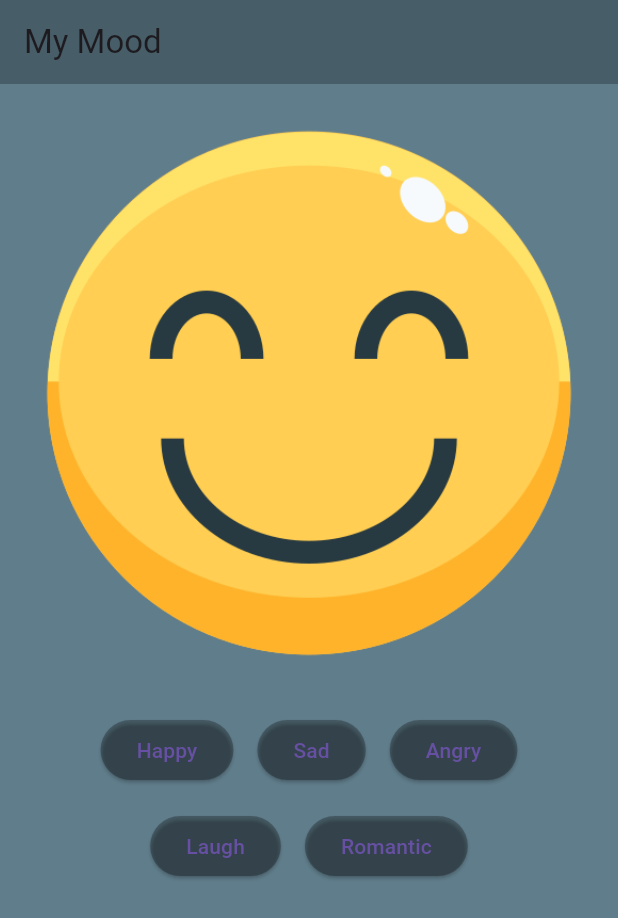
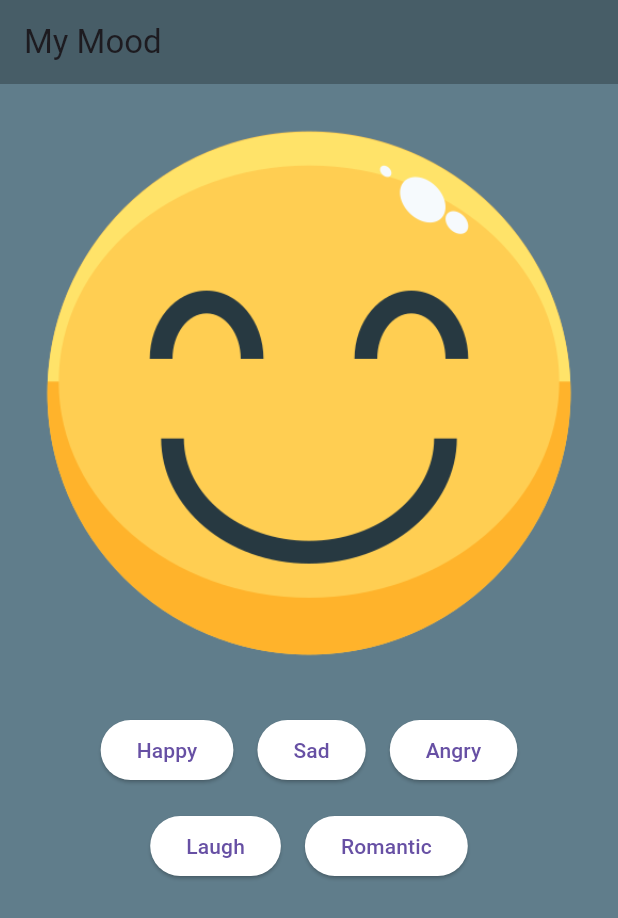
Before and after one commit to JoyChowdhury12/predict_mood_app, a Flutter app: the screen it shows after launch, on a phone screen of 412 x 824 dp. Shown: the top 918 px of the screen. Run offline on Flutter 3.47's test engine with Material 3 defaults, Android fonts, the phone set to English and light mode, and no system bars.

Commit message:
Completed a small app

```diff
--- a/lib/main.dart
+++ b/lib/main.dart
@@ -55,7 +55,7 @@ class _MyMoodPageState extends State<MyMoodPage> {
               padding: const EdgeInsets.all(8.0),
               child: ElevatedButton(
                 style: ElevatedButton.styleFrom(
-                  backgroundColor: Colors.black26,
+                  backgroundColor: Colors.white,
                 ),
                 child: Text('Happy'),
                 onPressed: () {
@@ -67,7 +67,7 @@ class _MyMoodPageState extends State<MyMoodPage> {
               padding: const EdgeInsets.all(8.0),
               child: ElevatedButton(
                 style: ElevatedButton.styleFrom(
-                  backgroundColor: Colors.black26,
+                  backgroundColor: Colors.white,
                 ),
                 child: Text('Sad'),
                 onPressed: () {
@@ -79,7 +79,7 @@ class _MyMoodPageState extends State<MyMoodPage> {
               padding: const EdgeInsets.all(8.0),
               child: ElevatedButton(
                 style: ElevatedButton.styleFrom(
-                  backgroundColor: Colors.black26,
+                  backgroundColor: Colors.white,
                 ),
                 child: Text('Angry'),
                 onPressed: () {
@@ -96,7 +96,7 @@ class _MyMoodPageState extends State<MyMoodPage> {
               padding: const EdgeInsets.all(8.0),
               child: ElevatedButton(
                 style: ElevatedButton.styleFrom(
-                  backgroundColor: Colors.black26,
+                  backgroundColor: Colors.white,
                 ),
                 child: Text('Laugh'),
                 onPressed: () {
@@ -109,7 +109,7 @@ class _MyMoodPageState extends State<MyMoodPage> {
               padding: const EdgeInsets.all(8.0),
               child: ElevatedButton(
                 style: ElevatedButton.styleFrom(
-                  backgroundColor: Colors.black26,
+                  backgroundColor: Colors.white,
                 ),
                 child: Text('Romantic'),
                 onPressed: () {
```
Also changed, not shown: pubspec.lock, 1 other file.
